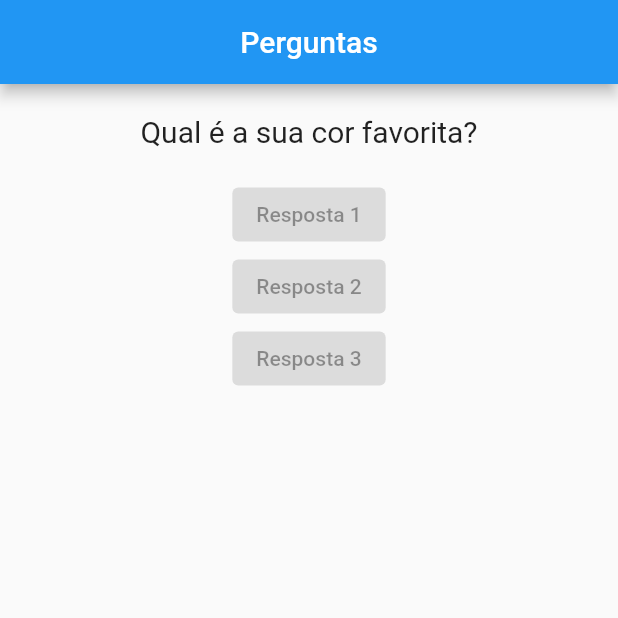
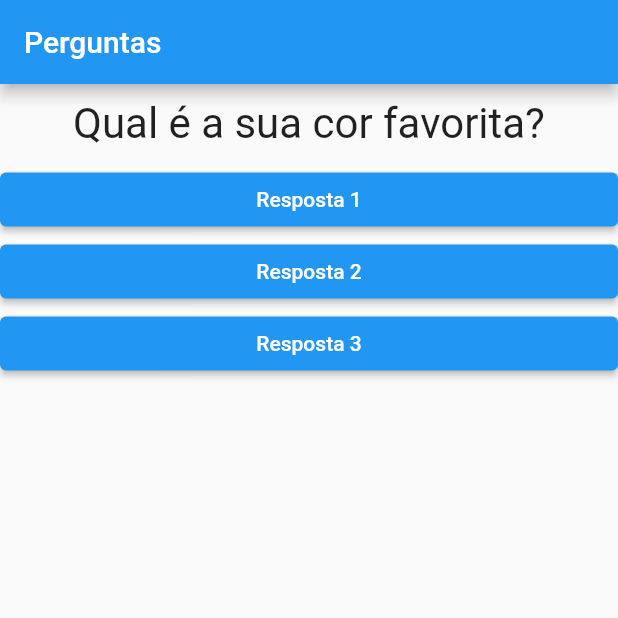
Before and after one commit to marcosvandrade/curso_flutter, a Flutter app: the screen it shows after launch, on a phone screen of 412 x 824 dp, the top half of it. Run offline on Flutter 3.47's test engine with Material 2 defaults, Android fonts, the phone set to English and light mode, and no system bars.

Commit message:
work4ago22

```diff
--- a/projeto_perguntas/lib/main.dart
+++ b/projeto_perguntas/lib/main.dart
@@ -1,6 +1,6 @@
 import 'package:flutter/material.dart';
 import './questao.dart';
-import '/resposta.dart';
+import './resposta.dart';
 
 void main() {
   runApp(const PerguntaApp());
@@ -19,28 +19,37 @@ class _PerguntaAppState extends State<PerguntaApp> {
   void _responder() {
     setState(() {
       _perguntaSelecionada++;
-      print(_perguntaSelecionada);
     });
   }
 
   @override
   Widget build(BuildContext context) {
-    final perguntas = [
-      'Qual é a sua cor favorita?',
-      'Qual é o seu animal favorito?',
+    final List<Map<String, Object>> perguntas = [
+      {
+        'texto': 'Qual é a sua cor favorita?',
+        'respostas': ['Preto', 'Vermelho', 'Verde', 'Branco'],
+      },
+      {
+        'texto': 'Qual é o seu animal favorito?',
+        'respostas': ['Coelho', 'Cobra', 'Elefante', 'Leão'],
+      },
+      {
+        'texto': 'Qual é o seu instrutor favorito?',
+        'respostas': ['Maria', 'João', 'Leo', 'Pedro'],
+      },
     ];
 
     return MaterialApp(
       home: Scaffold(
         appBar: AppBar(
-          title: Center(child: const Text('Perguntas')),
+          title: const Text('Perguntas'),
         ),
         body: Column(
           children: [
-            Questao(perguntas[_perguntaSelecionada]),
-            Resposta('Resposta 1'),
-            Resposta('Resposta 2'),
-            Resposta('Resposta 3'),
+            Questao(perguntas[_perguntaSelecionada]['texto'].toString()),
+            Resposta('Resposta 1', _responder),
+            Resposta('Resposta 2', _responder),
+            Resposta('Resposta 3', _responder),
           ],
         ),
       ),
--- a/projeto_perguntas/lib/questao.dart
+++ b/projeto_perguntas/lib/questao.dart
@@ -1,5 +1,4 @@
 import 'package:flutter/material.dart';
-import './resposta.dart';
 
 class Questao extends StatelessWidget {
   final String texto;
@@ -10,10 +9,10 @@ class Questao extends StatelessWidget {
   Widget build(BuildContext context) {
     return Container(
       width: double.infinity,
-      margin: const EdgeInsets.all(20),
+      margin: const EdgeInsets.all(10),
       child: Text(
         texto,
-        style: const TextStyle(fontSize: 20),
+        style: const TextStyle(fontSize: 28),
         textAlign: TextAlign.center,
       ),
     );
--- a/projeto_perguntas/lib/resposta.dart
+++ b/projeto_perguntas/lib/resposta.dart
@@ -2,14 +2,27 @@ import 'package:flutter/material.dart';
 
 class Resposta extends StatelessWidget {
   final String texto;
+  final void Function() quandoSelecionado;
 
-  const Resposta(this.texto, {Key? key}) : super(key: key);
+  const Resposta(this.texto, this.quandoSelecionado, {Key? key})
+      : super(key: key);
 
   @override
   Widget build(BuildContext context) {
-    return ElevatedButton(
-      child: Text(texto),
-      onPressed: null,
+    return SizedBox(
+      width: double.infinity,
+      child: ElevatedButton(
+        style: ElevatedButton.styleFrom(
+          primary: Colors.blue,
+        ),
+        child: Text(
+          texto,
+          style: const TextStyle(
+            color: Colors.white,
+          ),
+        ),
+        onPressed: quandoSelecionado,
+      ),
     );
   }
 }
```
